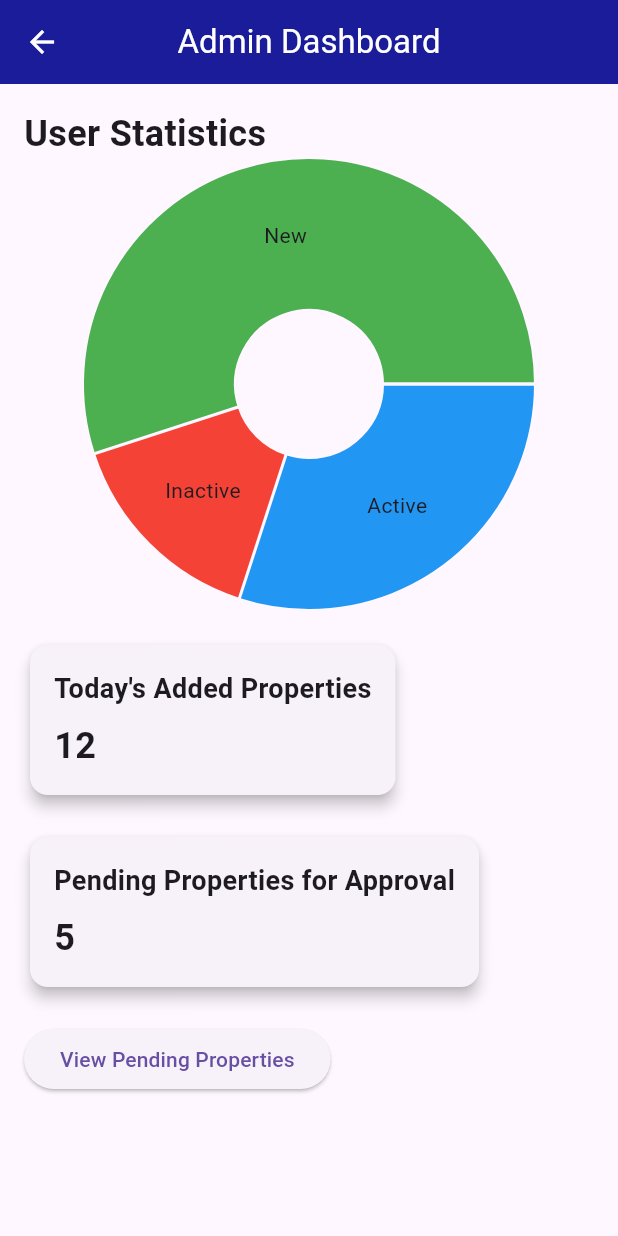
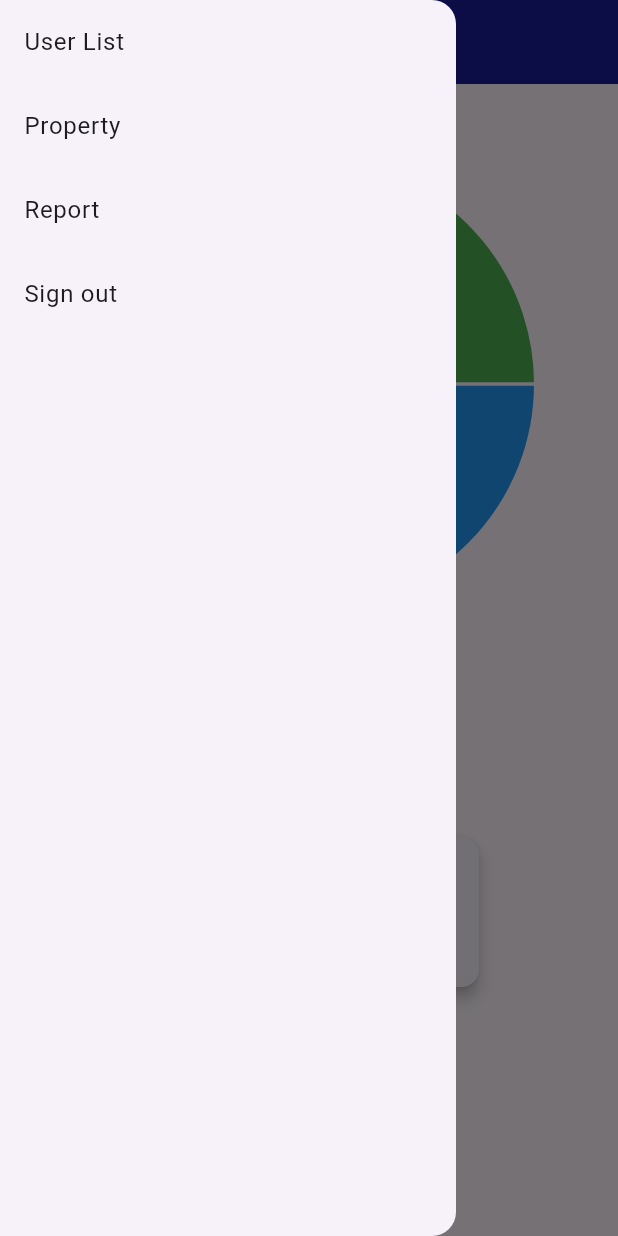
Before and after one commit to PonlokSimeng2/kfa_mobile_nu, a Flutter app: the AdminHomePage screen opened directly, with the side drawer open (before the commit the screen has no drawer), on a phone screen of 412 x 824 dp. Run offline on Flutter 3.47's test engine with Material 3 defaults, Android fonts, the phone set to English and light mode, and no system bars; drawn by our look-alikes of fl_chart; our stand-ins replace animated_text_kit, awesome_dialog, barcode_widget, bot_toast, cached_network_image, carousel_slider and 24 more; missing offline and left inert: kimapp; accounts and stored records are empty; generated files the repository leaves out were written again; statements that could not run were skipped; project files that could hold a hidden picture were left out.

Commit message:
Added a drawer to the admin home page with a list of options and a sign out button.

```diff
--- a/lib/src/pages/admin_home_page.dart
+++ b/lib/src/pages/admin_home_page.dart
@@ -7,6 +7,36 @@ class AdminHomePage extends StatelessWidget {
   @override
   Widget build(BuildContext context) {
     return Scaffold(
+      drawer: Drawer(
+        child: ListView(
+          children: [
+            ListTile(
+              title: Text('User List'),
+              onTap: () {
+                // TODO: Implement navigation to user list
+              },
+            ),
+            ListTile(
+              title: Text('Property'),
+              onTap: () {
+                // TODO: Implement navigation to property
+              },
+            ),
+            ListTile(
+              title: Text('Report'),
+              onTap: () {
+                // TODO: Implement navigation to report
+              },
+            ),
+            ListTile(
+              title: Text('Sign out'),
+              onTap: () {
+                // TODO: Implement sign out logic
+              },
+            ),
+          ],
+        ),
+      ),
       appBar: AppBar(
         title: const Text('Admin Dashboard'),
       ),
```
